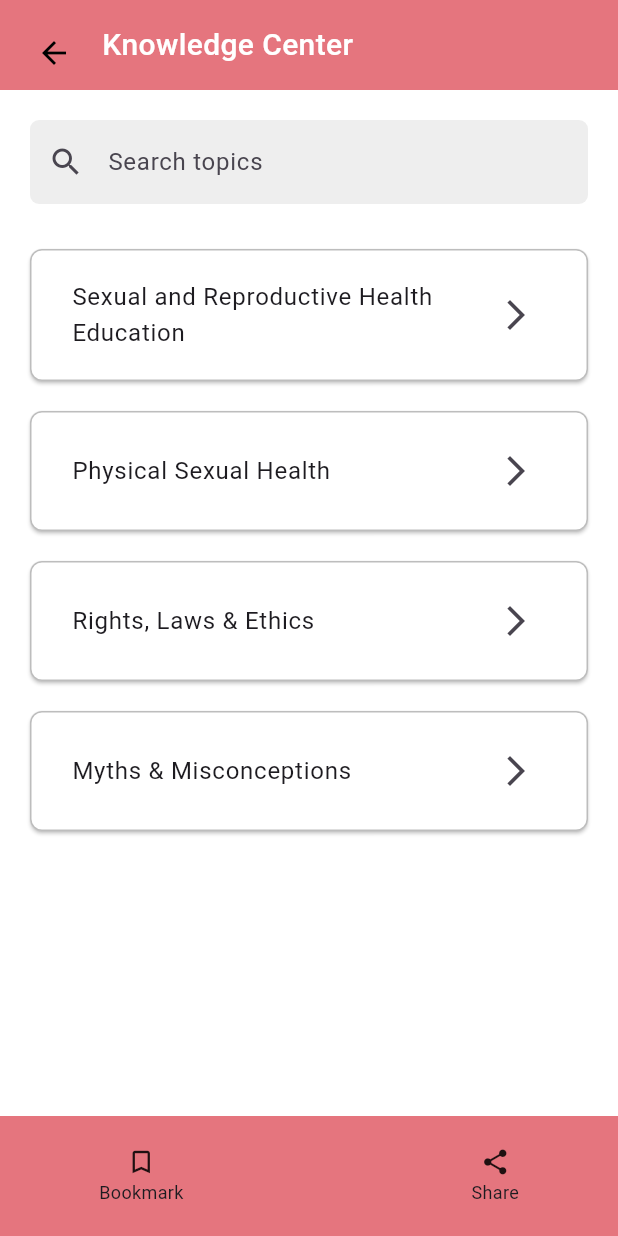
After one commit to kubraaslam/AwarePlus_App, a Flutter app: the KnowledgeView screen opened by its route, on a phone screen of 412 x 824 dp. The commit adds this screen. Run offline on Flutter 3.47's test engine with Material 3 defaults, Android fonts, the phone set to English and light mode, and no system bars; our stand-ins replace cloud_firestore, firebase_auth, firebase_core; accounts and stored records are empty.

Commit message:
knowledge page

```diff
--- a/lib/routes.dart
+++ b/lib/routes.dart
@@ -1,4 +1,5 @@
 import 'package:aware_plus/views/home_view.dart';
+import 'package:aware_plus/views/knowledge_view.dart';
 import 'package:aware_plus/views/login_view.dart';
 import 'package:aware_plus/views/signup_view.dart';
 import 'package:aware_plus/views/welcome_view.dart';
@@ -9,4 +10,5 @@ final Map<String, WidgetBuilder> appRoutes = {
   '/signup': (_) => SignupView(),
   '/login': (_) => LoginView(),
   '/home': (_) => HomeView(),
+  '/knowledge': (_) => KnowledgeView(),
 };
--- /dev/null
+++ b/lib/views/knowledge_view.dart
@@ -0,0 +1,125 @@
+import 'package:aware_plus/views/topic_detail_view.dart';
+import 'package:flutter/material.dart';
+
+class KnowledgeView extends StatelessWidget {
+  const KnowledgeView({super.key});
+
+  @override
+  Widget build(BuildContext context) {
+    return Scaffold(
+      backgroundColor: Colors.white,
+      appBar: PreferredSize(
+        preferredSize: Size.fromHeight(60),
+        child: AppBar(
+          automaticallyImplyLeading: false,
+          backgroundColor: const Color.fromARGB(255, 229, 117, 126),
+          elevation: 0,
+          flexibleSpace: Padding(
+            padding: const EdgeInsets.symmetric(horizontal: 12.0, vertical: 15),
+            child: Row(
+              children: [
+                IconButton(
+                  icon: Icon(Icons.arrow_back, color: Colors.black),
+                  onPressed: () => Navigator.pop(context),
+                ),
+                SizedBox(width: 8),
+                Text(
+                  'Knowledge Center',
+                  style: TextStyle(
+                    fontSize: 20,
+                    fontWeight: FontWeight.w500,
+                    color: Colors.white,
+                  ),
+                ),
+              ],
+            ),
+          ),
+        ),
+      ),
+      body: Padding(
+        padding: const EdgeInsets.all(20),
+        child: ListView(
+          children: [
+            // Search Box
+            TextField(
+              decoration: InputDecoration(
+                hintText: 'Search topics',
+                prefixIcon: Icon(Icons.search),
+                fillColor: Colors.grey[200],
+                filled: true,
+                border: OutlineInputBorder(
+                  borderRadius: BorderRadius.circular(6),
+                  borderSide: BorderSide.none,
+                ),
+              ),
+            ),
+            SizedBox(height: 20),
+
+            // Topic Cards
+            _buildTopicTile(
+              context,
+              'Sexual and Reproductive Health Education',
+            ),
+            _buildTopicTile(context, 'Physical Sexual Health'),
+            _buildTopicTile(context, 'Rights, Laws & Ethics'),
+            _buildTopicTile(context, 'Myths & Misconceptions'),
+          ],
+        ),
+      ),
+      bottomNavigationBar: BottomAppBar(
+        color: const Color.fromARGB(255, 229, 117, 126),
+        child: Padding(
+          padding: const EdgeInsets.symmetric(horizontal: 50.0, vertical: 8),
+          child: SizedBox(
+            height: 50, // Fixed height prevents overflow
+            child: Row(
+              mainAxisAlignment: MainAxisAlignment.spaceBetween,
+              children: [
+                _buildNavItem(Icons.bookmark_border, 'Bookmark'),
+                _buildNavItem(Icons.share, 'Share'),
+              ],
+            ),
+          ),
+        ),
+      ),
+    );
+  }
+
+  Widget _buildNavItem(IconData icon, String label) {
+    return Column(
+      mainAxisAlignment: MainAxisAlignment.center,
+      mainAxisSize: MainAxisSize.min,
+      children: [
+        Icon(icon, size: 20),
+        SizedBox(height: 2),
+        Text(label, style: TextStyle(fontSize: 12)),
+      ],
+    );
+  }
+
+  Widget _buildTopicTile(BuildContext context, String title) {
+    return Card(
+      color: Colors.white,
+      shape: RoundedRectangleBorder(
+        borderRadius: BorderRadius.circular(8),
+        side: BorderSide(color: Colors.black26, width: 1),
+      ),
+      margin: const EdgeInsets.symmetric(vertical: 10),
+      child: Padding(
+        padding: const EdgeInsets.all(12),
+        child: ListTile(
+          title: Text(title),
+          trailing: Icon(Icons.arrow_forward_ios),
+          onTap: () {
+            Navigator.push(
+              context,
+              MaterialPageRoute(
+                builder: (_) => TopicDetailView(topicTitle: title),
+              ),
+            );
+          },
+        ),
+      ),
+    );
+  }
+}
```
